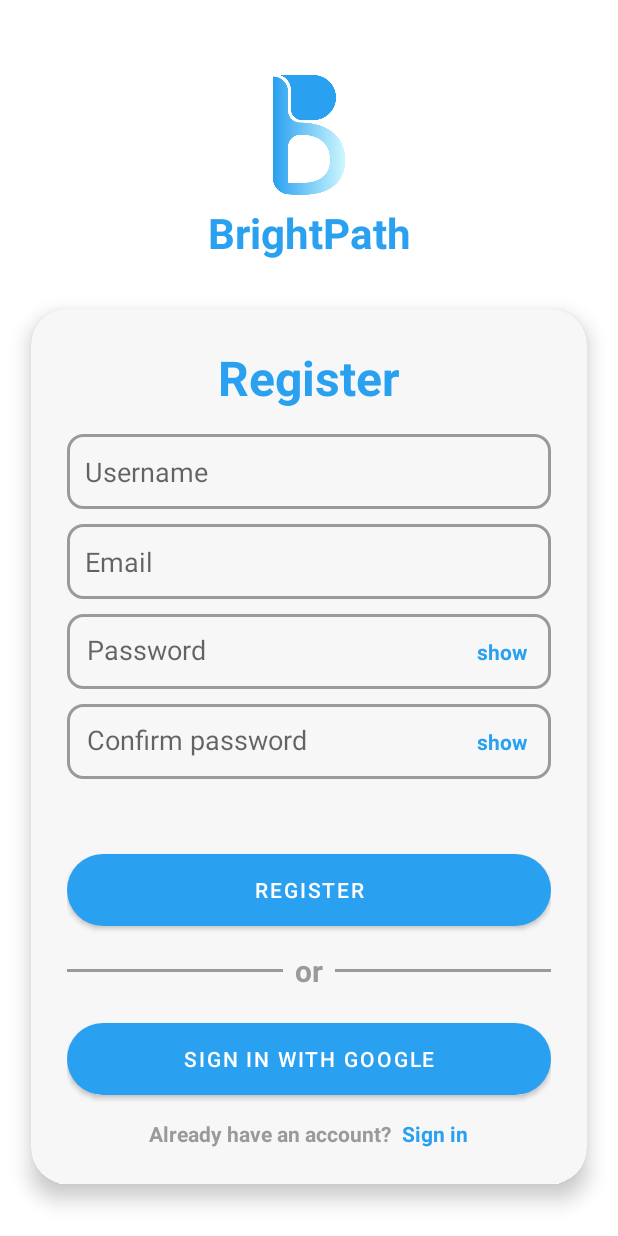
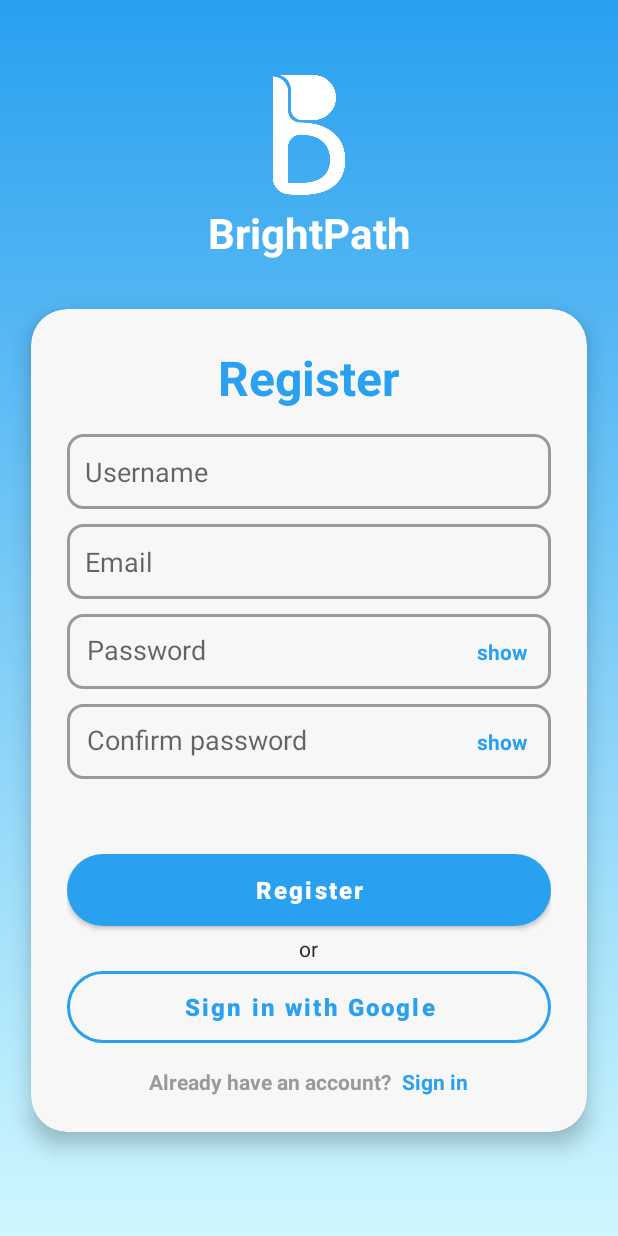
Before and after one commit to Aousss/BrainPath, an Android app: the RegisterActivity screen opened directly, with no data from a screen before it, on a phone screen of 412 x 824 dp. Run offline under Robolectric (Android 15) with nearby library versions, the phone set to English and light mode, and no system bars; our stand-ins replace Firebase (no records; nobody signed in at launch, a user with empty details on screens opened directly).

Commit message:
update the UI - repair < SignIn, Register, ForgotPassword >

```diff
--- a/app/src/main/res/layout/activity_sign_up.xml
+++ b/app/src/main/res/layout/activity_sign_up.xml
@@ -6,7 +6,7 @@
 
     android:layout_width="match_parent"
     android:layout_height="match_parent"
-    android:background="@color/white"
+    android:background="@drawable/blue_gradient"
     tools:context=".ui.profile.SignInActivity">
 
     <!--    APP LOGO DISPLAY-->
@@ -14,7 +14,7 @@
         android:id="@+id/appLogo"
         android:layout_width="80dp"
         android:layout_height="80dp"
-        android:src="@drawable/bp_logo_color"
+        android:src="@drawable/bp_logo_white"
         android:contentDescription="@string/app_name"
         app:layout_constraintTop_toTopOf="parent"
         app:layout_constraintEnd_toEndOf="parent"
@@ -27,7 +27,7 @@
         android:layout_width="wrap_content"
         android:layout_height="wrap_content"
         android:text="BrightPath"
-        android:textColor="@color/blue"
+        android:textColor="@color/white"
         android:textSize="28sp"
         android:textStyle="bold"
         app:layout_constraintTop_toBottomOf="@id/appLogo"
@@ -164,50 +164,33 @@
                     android:layout_marginTop="50dp"
                     android:background="@drawable/button_background"
                     android:text="Register"
+                    android:textSize="16sp"
+                    android:textStyle="bold"
+                    android:textAllCaps="false"
                     android:textColor="@color/white" />
 
-                <!--            OR-->
-                <LinearLayout
-                    android:layout_width="match_parent"
+                <TextView
+                    android:layout_width="wrap_content"
                     android:layout_height="wrap_content"
-                    android:layout_marginTop="16dp"
-                    android:layout_marginBottom="16dp"
-                    android:gravity="center_vertical"
-                    android:orientation="horizontal">
-
-                    <View
-                        android:layout_width="0dp"
-                        android:layout_height="2dp"
-                        android:layout_weight="1"
-                        android:background="@drawable/straight_line" />
-
-                    <TextView
-                        android:layout_width="wrap_content"
-                        android:layout_height="wrap_content"
-                        android:layout_marginStart="8dp"
-                        android:layout_marginEnd="8dp"
-                        android:text="or"
-                        android:textColor="@color/light_grey"
-                        android:textSize="20sp"
-                        android:textStyle="bold" />
-
-                    <View
-                        android:layout_width="0dp"
-                        android:layout_height="2dp"
-                        android:layout_weight="1"
-                        android:background="@drawable/straight_line" />
-                </LinearLayout>
+                    android:text="or"
+                    android:textColor="@color/dark_grey"
+                    android:layout_gravity="center_horizontal"
+                    android:layout_marginTop="5dp"
+                    android:textSize="14sp" />
 
 
-                <!--            GOOGLE SIGN IN BUTTON-->
+                <!--GOOGLE SIGN IN BUTTON-->
                 <Button
                     android:id="@+id/googleSignInButton"
                     android:layout_width="match_parent"
                     android:layout_height="wrap_content"
                     android:layout_marginTop="5dp"
-                    android:background="@drawable/button_background"
+                    android:background="@drawable/button_background_2"
                     android:text="Sign in with Google"
-                    android:textColor="@color/white" />
+                    android:textSize="16sp"
+                    android:textStyle="bold"
+                    android:textColor="@color/blue"
+                    android:textAllCaps="false" />
 
                 <!--            REGISTER NOW-->
                 <LinearLayout
```
Also changed, not shown: app/src/main/res/layout/activity_sign_in.xml (+0 -34 lines), app/src/main/res/layout/forgot_password_2.xml (+0 -42 lines).
